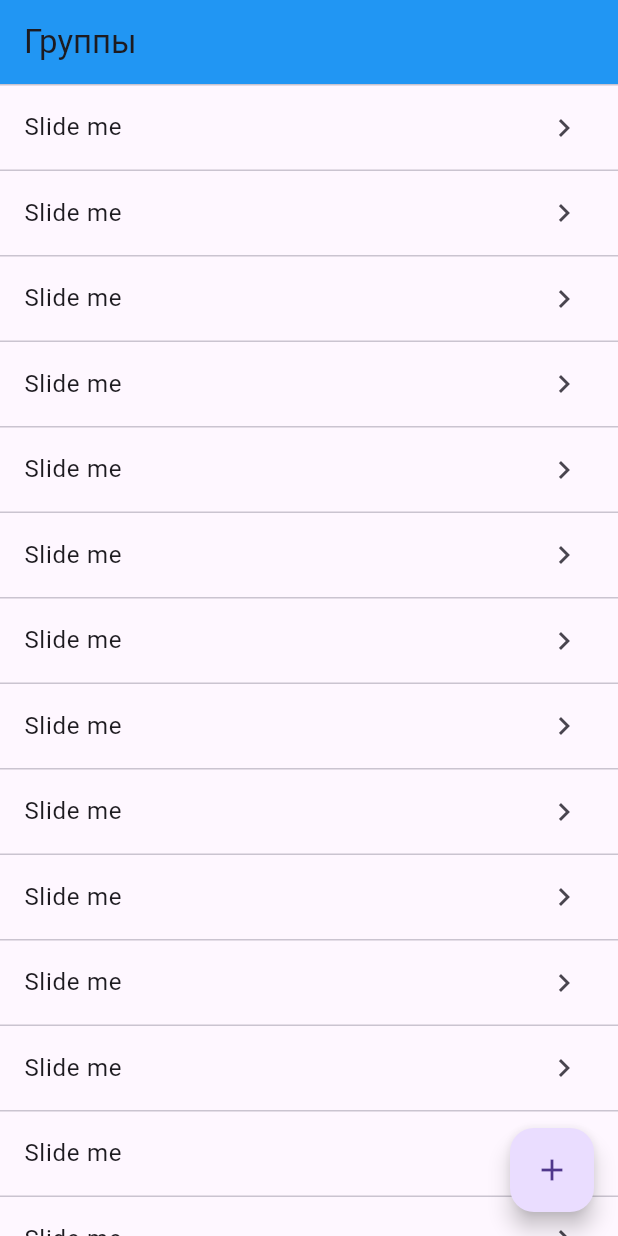
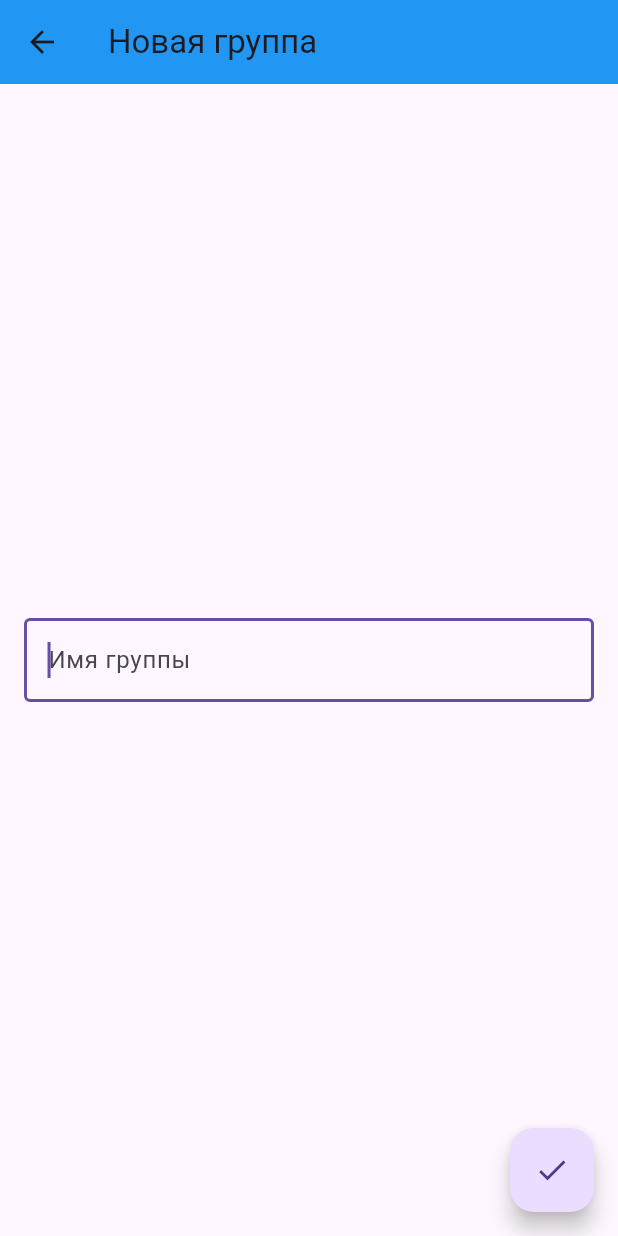
Before and after one commit to Maksim11011/todo_hive, a Flutter app: the screen it shows after launch, after a tap on the "add" icon, on a phone screen of 412 x 824 dp. Run offline on Flutter 3.47's test engine with Material 3 defaults, Android fonts, the phone set to English and light mode, and no system bars; drawn by our look-alikes of flutter_slidable.

Commit message:
add group form model

```diff
--- a/lib/widgets/app/my_app.dart
+++ b/lib/widgets/app/my_app.dart
@@ -1,4 +1,5 @@
 import 'package:flutter/material.dart';
+import '../group_form/group_form_widget.dart';
 import '../groups/groups_widget.dart';
 
 class MyApp extends StatelessWidget {
@@ -10,6 +11,7 @@ class MyApp extends StatelessWidget {
       debugShowCheckedModeBanner: false,
       routes: {
         '/groups': (context) => const GroupsWidget(),
+        '/groups/form': (context) => const GroupFormWidget(),
       },
       initialRoute: '/groups',
       title: 'Flutter Demo',
--- /dev/null
+++ b/lib/widgets/group_form/group_form_widget.dart
@@ -0,0 +1,64 @@
+import 'package:flutter/material.dart';
+import 'package:todo_hive/widgets/group_form/group_form_widget_model.dart';
+
+class GroupFormWidget extends StatefulWidget {
+  const GroupFormWidget({super.key});
+
+  @override
+  State<GroupFormWidget> createState() => _GroupFormWidgetState();
+}
+
+class _GroupFormWidgetState extends State<GroupFormWidget> {
+  final _model = GroupFormWidgetModel();
+  @override
+  Widget build(BuildContext context) {
+    return GroupFormWidgetModelProvider(
+      model: _model,
+      child: const _GroupFormWidgetBody(),
+    );
+  }
+}
+
+class _GroupFormWidgetBody extends StatelessWidget {
+  const _GroupFormWidgetBody();
+
+  @override
+  Widget build(BuildContext context) {
+    return Scaffold(
+      appBar: AppBar(
+        backgroundColor: Colors.blue,
+        title: const Text('Новая группа'),
+      ),
+      body: const Center(
+        child: Padding(
+          padding: EdgeInsets.symmetric(horizontal: 16),
+          child: _GroupNameWidget(),
+        ),
+      ),
+      floatingActionButton: FloatingActionButton(
+        onPressed: () => GroupFormWidgetModelProvider.read(context)
+            ?.model
+            .saveGroup(context),
+        child: const Icon(Icons.done),
+      ),
+    );
+  }
+}
+
+class _GroupNameWidget extends StatelessWidget {
+  const _GroupNameWidget();
+
+  @override
+  Widget build(BuildContext context) {
+    final model = GroupFormWidgetModelProvider.read(context)?.model;
+    return TextField(
+      autofocus: true,
+      decoration: const InputDecoration(
+        border: OutlineInputBorder(),
+        hintText: 'Имя группы',
+      ),
+      onChanged: (value) => model?.groupName = value,
+      onEditingComplete: () => model?.saveGroup(context),
+    );
+  }
+}
--- /dev/null
+++ b/lib/widgets/group_form/group_form_widget_model.dart
@@ -0,0 +1,35 @@
+import 'package:flutter/material.dart';
+
+class GroupFormWidgetModel {
+  var groupName = '';
+  void saveGroup(BuildContext context) {}
+}
+
+class GroupFormWidgetModelProvider extends InheritedWidget {
+  final GroupFormWidgetModel model;
+  const GroupFormWidgetModelProvider({
+    Key? key,
+    required this.model,
+    required Widget child,
+  }) : super(
+          key: key,
+          child: child,
+        );
+
+  static GroupFormWidgetModelProvider? watch(BuildContext context) {
+    return context
+        .dependOnInheritedWidgetOfExactType<GroupFormWidgetModelProvider>()!;
+  }
+
+  static GroupFormWidgetModelProvider? read(BuildContext context) {
+    final widget = context
+        .getElementForInheritedWidgetOfExactType<GroupFormWidgetModelProvider>()
+        ?.widget;
+    return widget is GroupFormWidgetModelProvider ? widget : null;
+  }
+
+  @override
+  bool updateShouldNotify(GroupFormWidgetModelProvider oldWidget) {
+    return true;
+  }
+}
--- a/lib/widgets/groups/groups_widget.dart
+++ b/lib/widgets/groups/groups_widget.dart
@@ -3,6 +3,10 @@ import 'package:flutter_slidable/flutter_slidable.dart';
 
 class GroupsWidget extends StatelessWidget {
   const GroupsWidget({super.key});
+
+  void showForm(BuildContext context) {
+    Navigator.of(context).pushNamed('/groups/form');
+  }
 
   @override
   Widget build(BuildContext context) {
@@ -13,10 +17,8 @@ class GroupsWidget extends StatelessWidget {
       ),
       body: const _GroupListWidget(),
       floatingActionButton: FloatingActionButton(
-        onPressed: () {},
-        child: const Icon(
-          Icons.add,
-        ),
+        onPressed: () => showForm(context),
+        child: const Icon(Icons.add),
       ),
     );
   }
--- a/pubspec.yaml
+++ b/pubspec.yaml
@@ -40,6 +40,7 @@ dependencies:
 dev_dependencies:
   flutter_test:
     sdk: flutter
+  provider: ^6.1.2
 
   # The "flutter_lints" package below contains a set of recommended lints to
   # encourage good coding practices. The lint set provided by the package is
```
Also changed, not shown: pubspec.lock.
